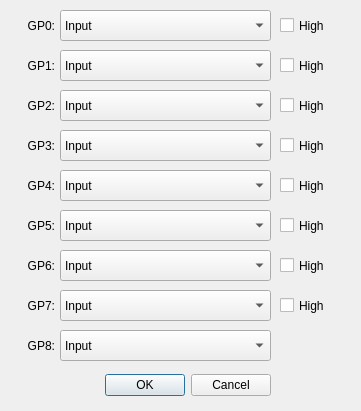
Before: the Qt Designer form src/pinsdialog.ui in bloguetronica/mcp2210-com, drawn with Qt 5.
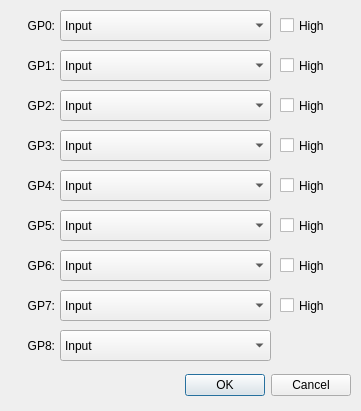
After: the same form once the commit is applied. Icons and pictures are not drawn.

What changed in the file:
```diff
--- a/src/pinsdialog.ui
+++ b/src/pinsdialog.ui
@@ -44,7 +44,7 @@
     <rect>
      <x>10</x>
      <y>370</y>
-     <width>261</width>
+     <width>341</width>
      <height>31</height>
     </rect>
    </property>
```
Left out of the diff: 8 changed lines with no effect on the pictures.
